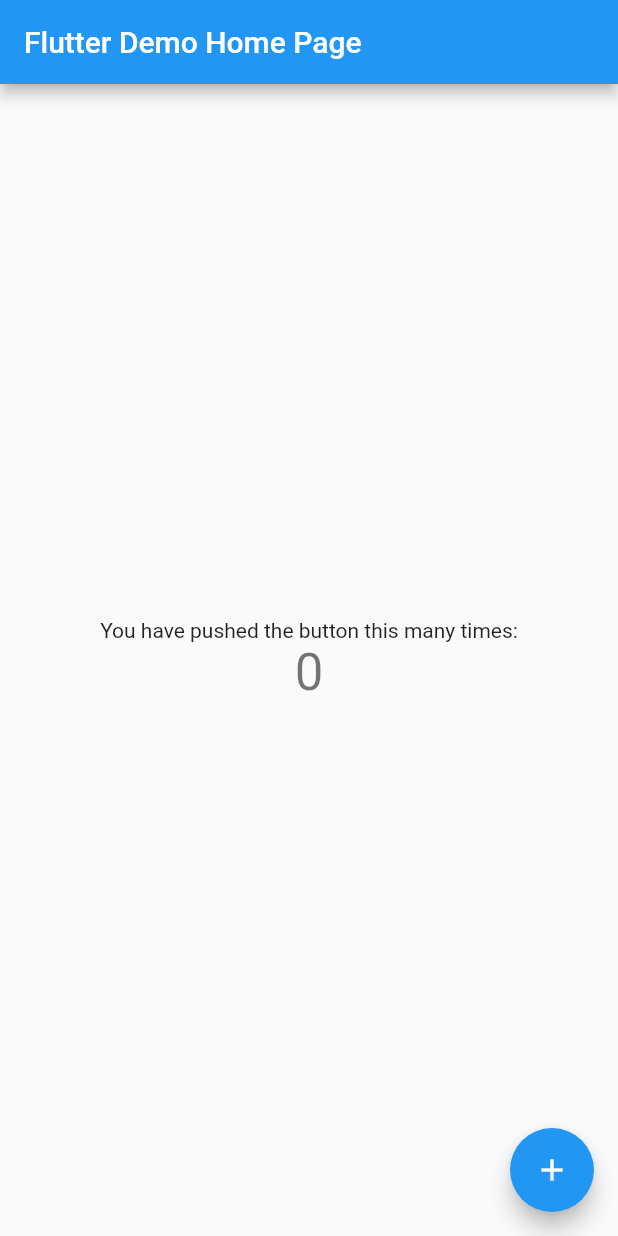
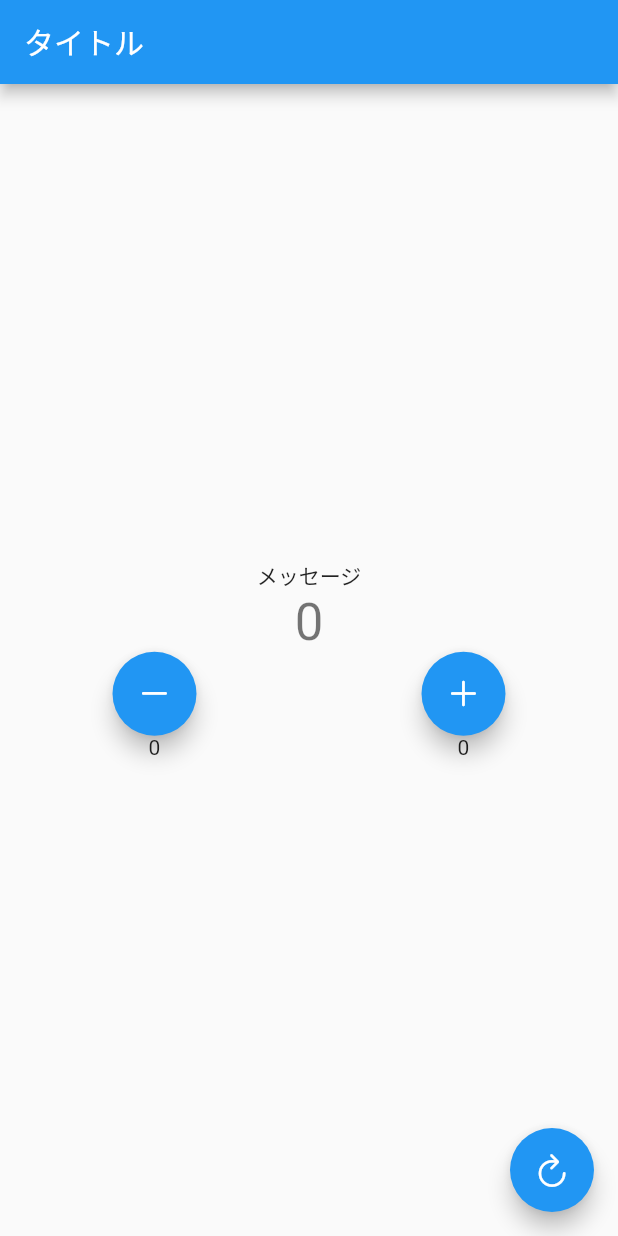
Before and after one commit to ken-ty/barcodeokapi, a Flutter app: the screen it shows after launch, on a phone screen of 412 x 824 dp. Run offline on Flutter 3.47's test engine with Material 2 defaults, Android fonts, the phone set to English and light mode, and no system bars; our stand-ins replace flutter_riverpod, freezed_annotation.

Commit message:
feat: viewModel, Logic を切り出した形に置き換え
別のrepositoryからコピーしてきた. これを土台にアーキテクチャから再定義する

````diff
--- /dev/null
+++ b/barcodeokapi/lib/config/app.dart
@@ -0,0 +1,15 @@
+import 'package:flutter/material.dart';
+import 'package:riverpod_sample/hom_page.dart';
+
+class MyApp extends StatelessWidget {
+  const MyApp({super.key});
+
+  @override
+  Widget build(BuildContext context) {
+    return MaterialApp(
+      title: 'Flutter Demo',
+      theme: ThemeData(primarySwatch: Colors.blue),
+      home: const HomePage(),
+    );
+  }
+}
--- /dev/null
+++ b/barcodeokapi/lib/hom_page.dart
@@ -0,0 +1,77 @@
+import 'package:flutter/cupertino.dart';
+import 'package:flutter/material.dart';
+import 'package:flutter_riverpod/flutter_riverpod.dart';
+import 'package:riverpod_sample/home_page_view_model.dart';
+import 'package:riverpod_sample/provider.dart';
+
+/// ホーム画面
+///
+/// ボタンタップをカウントします.
+///
+/// +ボタンタップで+1, -ボタンタップで-1します.
+/// リセットボタンタップでカウントをリセットします.
+class HomePage extends ConsumerStatefulWidget {
+  const HomePage({super.key});
+
+  @override
+  ConsumerState<HomePage> createState() => _HomePageState();
+}
+
+class _HomePageState extends ConsumerState<HomePage> {
+  // HomePageのロジックや状態を全部この中に閉じ込めて, HomePageクラスの関心をレイアウトに集中する
+  final ViewModel _viewModel = ViewModel();
+
+  @override
+  void initState() {
+    super.initState();
+
+    // viewModel に ref を渡して状態を参照できるようにする.
+    _viewModel.setRef(ref);
+  }
+
+  @override
+  Widget build(BuildContext context) {
+    return Scaffold(
+      appBar: AppBar(title: Text(ref.read(titleProvider))),
+      body: Center(
+        child: Column(
+          mainAxisAlignment: MainAxisAlignment.center,
+          children: <Widget>[
+            Text(ref.read(messageProvider)),
+            Text(
+              _viewModel.count,
+              style: Theme.of(context).textTheme.headline4,
+            ),
+            Row(
+              mainAxisAlignment: MainAxisAlignment.spaceAround,
+              children: [
+                FloatingActionButton(
+                  tooltip: '-1',
+                  onPressed: () => _viewModel.onDecrease(),
+                  child: const Icon(CupertinoIcons.minus),
+                ),
+                FloatingActionButton(
+                  tooltip: '+1',
+                  onPressed: () => _viewModel.onIncrease(),
+                  child: const Icon(CupertinoIcons.plus),
+                ),
+              ],
+            ),
+            Row(
+              mainAxisAlignment: MainAxisAlignment.spaceAround,
+              children: [
+                Text(_viewModel.countDown),
+                Text(_viewModel.countUp),
+              ],
+            ),
+          ],
+        ),
+      ),
+      floatingActionButton: FloatingActionButton(
+        tooltip: 'リセット',
+        onPressed: () => _viewModel.onReset(),
+        child: const Icon(CupertinoIcons.refresh),
+      ),
+    );
+  }
+}
--- /dev/null
+++ b/barcodeokapi/lib/home_page_view_model.dart
@@ -0,0 +1,59 @@
+// [画面機能]
+import 'package:flutter_riverpod/flutter_riverpod.dart';
+import 'package:riverpod_sample/logic.dart';
+import 'package:riverpod_sample/provider.dart';
+
+class ViewModel {
+  final Logic _logic = Logic();
+  late WidgetRef _ref;
+
+  /// ref を外部から渡す
+  ///
+  /// ConsumerState<T>.initState() 内で必ず呼んでください.
+  ///
+  /// ConsumerState<T> 以外だと, initStateで呼び出せません.
+  /// その場合, 各メソッドでrefを渡すように調整が必要です.
+  ///
+  /// 使用例:
+  /// ```
+  /// class _XxxPageState extends ConsumerState<XxxPage> {
+  ///   final ViewModel _viewModel = ViewModel();
+  ///   @override
+  ///   void initState() {
+  ///     super.initState();
+  ///
+  ///     _viewModel.setRef(ref); // ← 重要！
+  ///   }
+  ///   ...
+  /// }
+  /// ```
+  void setRef(WidgetRef ref) {
+    _ref = ref;
+  }
+
+  // getter
+  get count => _ref.watch(countDataProvider).count.toString();
+  get countUp => _ref.watch(countDataProvider).countUp.toString();
+  get countDown => _ref.watch(countDataProvider).countDown.toString();
+
+  // +1 実行
+  onIncrease() {
+    _logic.increase();
+
+    _ref.watch(countDataProvider.notifier).state = _logic.countData;
+  }
+
+  // -1 実行
+  onDecrease() {
+    _logic.decrease();
+
+    _ref.watch(countDataProvider.notifier).state = _logic.countData;
+  }
+
+  // リセット実行
+  onReset() {
+    _logic.reset();
+
+    _ref.watch(countDataProvider.notifier).state = _logic.countData;
+  }
+}
--- /dev/null
+++ b/barcodeokapi/lib/logic.dart
@@ -0,0 +1,34 @@
+import 'package:riverpod_sample/count_data.dart';
+
+// [共通機能] xxLogic
+class Logic {
+  CountData _countData = CountData(
+    count: 0,
+    countUp: 0,
+    countDown: 0,
+  );
+
+  get countData => _countData;
+
+  increase() {
+    _countData = _countData.copyWith(
+      count: _countData.count + 1,
+      countUp: _countData.countUp + 1,
+    );
+  }
+
+  decrease() {
+    _countData = _countData.copyWith(
+      count: _countData.count - 1,
+      countDown: _countData.countDown + 1,
+    );
+  }
+
+  reset() {
+    _countData = CountData(
+      count: 0,
+      countUp: 0,
+      countDown: 0,
+    );
+  }
+}
--- a/barcodeokapi/lib/main.dart
+++ b/barcodeokapi/lib/main.dart
@@ -1,115 +1,5 @@
 import 'package:flutter/material.dart';
+import 'package:flutter_riverpod/flutter_riverpod.dart';
+import 'package:riverpod_sample/config/app.dart';
 
-void main() {
-  runApp(const MyApp());
-}
-
-class MyApp extends StatelessWidget {
-  const MyApp({super.key});
-
-  // This widget is the root of your application.
-  @override
-  Widget build(BuildContext context) {
-    return MaterialApp(
-      title: 'Flutter Demo',
-      theme: ThemeData(
-        // This is the theme of your application.
-        //
-        // Try running your application with "flutter run". You'll see the
-        // application has a blue toolbar. Then, without quitting the app, try
-        // changing the primarySwatch below to Colors.green and then invoke
-        // "hot reload" (press "r" in the console where you ran "flutter run",
-        // or simply save your changes to "hot reload" in a Flutter IDE).
-        // Notice that the counter didn't reset back to zero; the application
-        // is not restarted.
-        primarySwatch: Colors.blue,
-      ),
-      home: const MyHomePage(title: 'Flutter Demo Home Page'),
-    );
-  }
-}
-
-class MyHomePage extends StatefulWidget {
-  const MyHomePage({super.key, required this.title});
-
-  // This widget is the home page of your application. It is stateful, meaning
-  // that it has a State object (defined below) that contains fields that affect
-  // how it looks.
-
-  // This class is the configuration for the state. It holds the values (in this
-  // case the title) provided by the parent (in this case the App widget) and
-  // used by the build method of the State. Fields in a Widget subclass are
-  // always marked "final".
-
-  final String title;
-
-  @override
-  State<MyHomePage> createState() => _MyHomePageState();
-}
-
-class _MyHomePageState extends State<MyHomePage> {
-  int _counter = 0;
-
-  void _incrementCounter() {
-    setState(() {
-      // This call to setState tells the Flutter framework that something has
-      // changed in this State, which causes it to rerun the build method below
-      // so that the display can reflect the updated values. If we changed
-      // _counter without calling setState(), then the build method would not be
-      // called again, and so nothing would appear to happen.
-      _counter++;
-    });
-  }
-
-  @override
-  Widget build(BuildContext context) {
-    // This method is rerun every time setState is called, for instance as done
-    // by the _incrementCounter method above.
-    //
-    // The Flutter framework has been optimized to make rerunning build methods
-    // fast, so that you can just rebuild anything that needs updating rather
-    // than having to individually change instances of widgets.
-    return Scaffold(
-      appBar: AppBar(
-        // Here we take the value from the MyHomePage object that was created by
-        // the App.build method, and use it to set our appbar title.
-        title: Text(widget.title),
-      ),
-      body: Center(
-        // Center is a layout widget. It takes a single child and positions it
-        // in the middle of the parent.
-        child: Column(
-          // Column is also a layout widget. It takes a list of children and
-          // arranges them vertically. By default, it sizes itself to fit its
-          // children horizontally, and tries to be as tall as its parent.
-          //
-          // Invoke "debug painting" (press "p" in the console, choose the
-          // "Toggle Debug Paint" action from the Flutter Inspector in Android
-          // Studio, or the "Toggle Debug Paint" command in Visual Studio Code)
-          // to see the wireframe for each widget.
-          //
-          // Column has various properties to control how it sizes itself and
-          // how it positions its children. Here we use mainAxisAlignment to
-          // center the children vertically; the main axis here is the vertical
-          // axis because Columns are vertical (the cross axis would be
-          // horizontal).
-          mainAxisAlignment: MainAxisAlignment.center,
-          children: <Widget>[
-            const Text(
-              'You have pushed the button this many times:',
-            ),
-            Text(
-              '$_counter',
-              style: Theme.of(context).textTheme.headline4,
-            ),
-          ],
-        ),
-      ),
-      floatingActionButton: FloatingActionButton(
-        onPressed: _incrementCounter,
-        tooltip: 'Increment',
-        child: const Icon(Icons.add),
-      ), // This trailing comma makes auto-formatting nicer for build methods.
-    );
-  }
-}
+void main() => runApp(const ProviderScope(child: MyApp()));
--- /dev/null
+++ b/barcodeokapi/lib/provider.dart
@@ -0,0 +1,20 @@
+import 'package:flutter_riverpod/flutter_riverpod.dart';
+import 'package:riverpod_sample/count_data.dart';
+
+/// タイトルstateのプロバイダ
+final titleProvider = Provider<String>((ref) => 'タイトル');
+
+/// メッセージstateのプロバイダ
+final messageProvider = Provider<String>((ref) => 'メッセージ');
+
+/// カウントstateのプロバイダ ( 後で消す )
+final countProvider = StateProvider<int>((ref) => 0);
+
+/// カウントstateのプロバイダ
+final countDataProvider = StateProvider<CountData>(
+  (ref) => CountData(
+    count: 0,
+    countUp: 0,
+    countDown: 0,
+  ),
+);
````
Also changed, not shown: barcodeokapi/lib/count_data.dart (added, +15 -0 lines), barcodeokapi/pubspec.yaml (+17 -69 lines), barcodeokapi/lib/count_data.freezed.dart (added), barcodeokapi/lib/count_data.g.dart (added), barcodeokapi/pubspec.lock, 12 other files.
